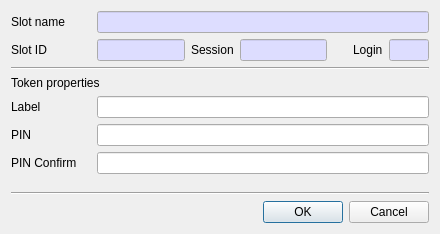
Above: CryptokiMan/init_token_dlg.ui from jykim74/CryptokiMan before the change. Below: the same form after it.
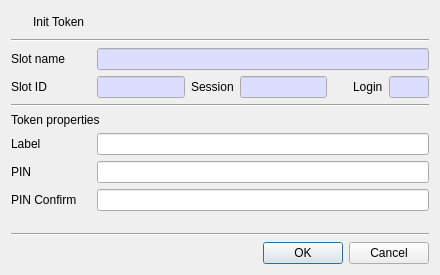
That is the form after the change. Icons and pictures are not drawn.

```diff
--- a/CryptokiMan/init_token_dlg.ui
+++ b/CryptokiMan/init_token_dlg.ui
@@ -7,13 +7,57 @@
     <x>0</x>
     <y>0</y>
     <width>440</width>
-    <height>234</height>
+    <height>275</height>
    </rect>
   </property>
   <property name="windowTitle">
    <string>Initialize token</string>
   </property>
   <layout class="QVBoxLayout" name="verticalLayout">
+   <item>
+    <layout class="QGridLayout" name="gridLayout_4">
+     <item row="0" column="0">
+      <widget class="QPushButton" name="pushButton">
+       <property name="minimumSize">
+        <size>
+         <width>16</width>
+         <height>0</height>
+        </size>
+       </property>
+       <property name="maximumSize">
+        <size>
+         <width>16</width>
+         <height>16777215</height>
+        </size>
+       </property>
+       <property name="text">
+        <string/>
+       </property>
+       <property name="icon">
+        <iconset resource="cryptokiman.qrc">
+         <normaloff>:/images/token.png</normaloff>:/images/token.png</iconset>
+       </property>
+       <property name="flat">
+        <bool>true</bool>
+       </property>
+      </widget>
+     </item>
+     <item row="0" column="1">
+      <widget class="QLabel" name="label_2">
+       <property name="text">
+        <string>Init Token</string>
+       </property>
+      </widget>
+     </item>
+    </layout>
+   </item>
+   <item>
+    <widget class="Line" name="line">
+     <property name="orientation">
+      <enum>Qt::Horizontal</enum>
+     </property>
+    </widget>
+   </item>
    <item>
     <layout class="QGridLayout" name="gridLayout">
      <property name="topMargin">
```
Left out of the diff: 4 changed lines with no effect on the pictures.
